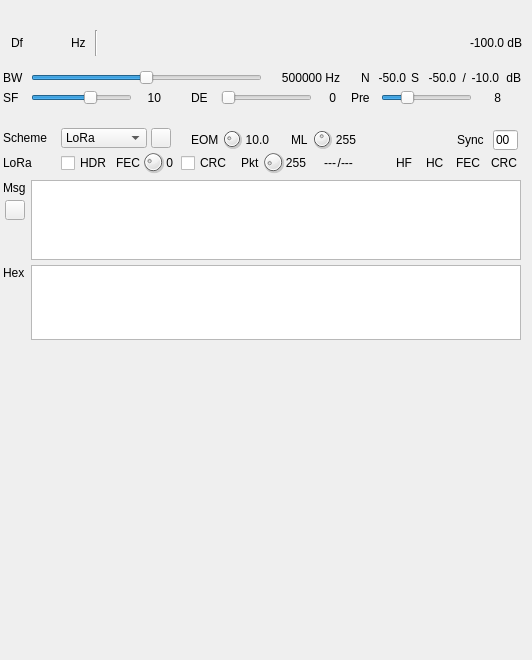
Qt form plugins/channelrx/demodlora/lorademodgui.ui (f4exb/sdrangel) before a commit.
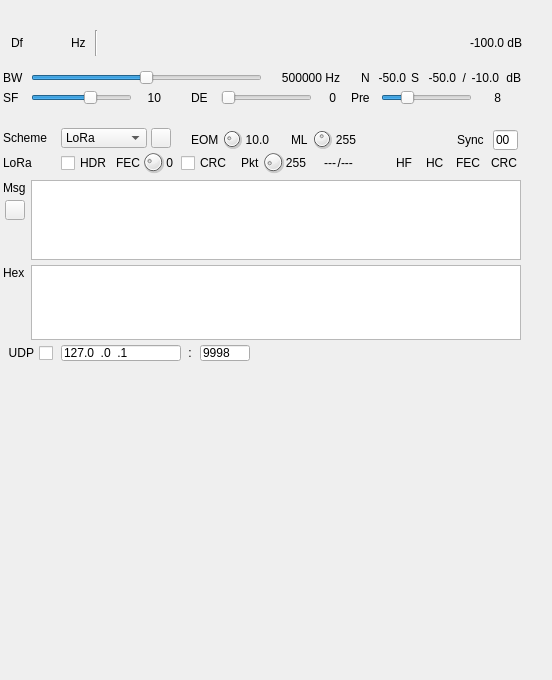
The same form after that commit. Icons and pictures are not drawn. Custom widgets are drawn as their Qt base class.

Commit message: LoRa demod: added send message via UDP feature

Diff of the .ui file:
```diff
--- a/plugins/channelrx/demodlora/lorademodgui.ui
+++ b/plugins/channelrx/demodlora/lorademodgui.ui
@@ -6,14 +6,14 @@
    <rect>
     <x>0</x>
     <y>0</y>
-    <width>532</width>
-    <height>660</height>
+    <width>552</width>
+    <height>680</height>
    </rect>
   </property>
   <property name="minimumSize">
    <size>
     <width>532</width>
-    <height>660</height>
+    <height>680</height>
    </size>
   </property>
   <property name="font">
@@ -537,13 +537,13 @@
      <x>1</x>
      <y>120</y>
      <width>530</width>
-     <height>230</height>
+     <height>250</height>
     </rect>
    </property>
    <property name="minimumSize">
     <size>
      <width>0</width>
-     <height>230</height>
+     <height>250</height>
     </size>
    </property>
    <property name="windowTitle">
@@ -1100,12 +1100,109 @@
      <set>Qt::AlignRight|Qt::AlignTrailing|Qt::AlignVCenter</set>
     </property>
    </widget>
+   <widget class="QCheckBox" name="udpSend">
+    <property name="geometry">
+     <rect>
+      <x>2</x>
+      <y>225</y>
+      <width>50</width>
+      <height>16</height>
+     </rect>
+    </property>
+    <property name="toolTip">
+     <string>Send message via UDP</string>
+    </property>
+    <property name="layoutDirection">
+     <enum>Qt::RightToLeft</enum>
+    </property>
+    <property name="text">
+     <string>UDP</string>
+    </property>
+   </widget>
+   <widget class="QLineEdit" name="udpAddress">
+    <property name="geometry">
+     <rect>
+      <x>60</x>
+      <y>225</y>
+      <width>120</width>
+      <height>16</height>
+     </rect>
+    </property>
+    <property name="minimumSize">
+     <size>
+      <width>120</width>
+      <height>0</height>
+     </size>
+    </property>
+    <property name="focusPolicy">
+     <enum>Qt::ClickFocus</enum>
+    </property>
+    <property name="toolTip">
+     <string>Destination UDP address</string>
+    </property>
+    <property name="inputMask">
+     <string>000.000.000.000</string>
+    </property>
+    <property name="text">
+     <string>127.0.0.1</string>
+    </property>
+   </widget>
+   <widget class="QLabel" name="udpSeparator">
+    <property name="geometry">
+     <rect>
+      <x>184</x>
+      <y>225</y>
+      <width>10</width>
+      <height>16</height>
+     </rect>
+    </property>
+    <property name="text">
+     <string>:</string>
+    </property>
+    <property name="alignment">
+     <set>Qt::AlignCenter</set>
+    </property>
+   </widget>
+   <widget class="QLineEdit" name="udpPort">
+    <property name="geometry">
+     <rect>
+      <x>199</x>
+      <y>225</y>
+      <width>50</width>
+      <height>16</height>
+     </rect>
+    </property>
+    <property name="minimumSize">
+     <size>
+      <width>50</width>
+      <height>0</height>
+     </size>
+    </property>
+    <property name="maximumSize">
+     <size>
+      <width>50</width>
+      <height>16777215</height>
+     </size>
+    </property>
+    <property name="focusPolicy">
+     <enum>Qt::ClickFocus</enum>
+    </property>
+    <property name="toolTip">
+     <string>Destination UDP port</string>
+    </property>
+    <property name="inputMask">
+     <string>00000</string>
+    </property>
+    <property name="text">
+     <string>9998</string>
+    </property>
+   </widget>
   </widget>
   <widget class="QWidget" name="spectrumContainer" native="true">
    <property name="geometry">
     <rect>
      <x>1</x>
-     <y>360</y>
+     <y>380</y>
      <width>530</width>
      <height>260</height>
     </rect>
```
The commit also changes 6 other files.
